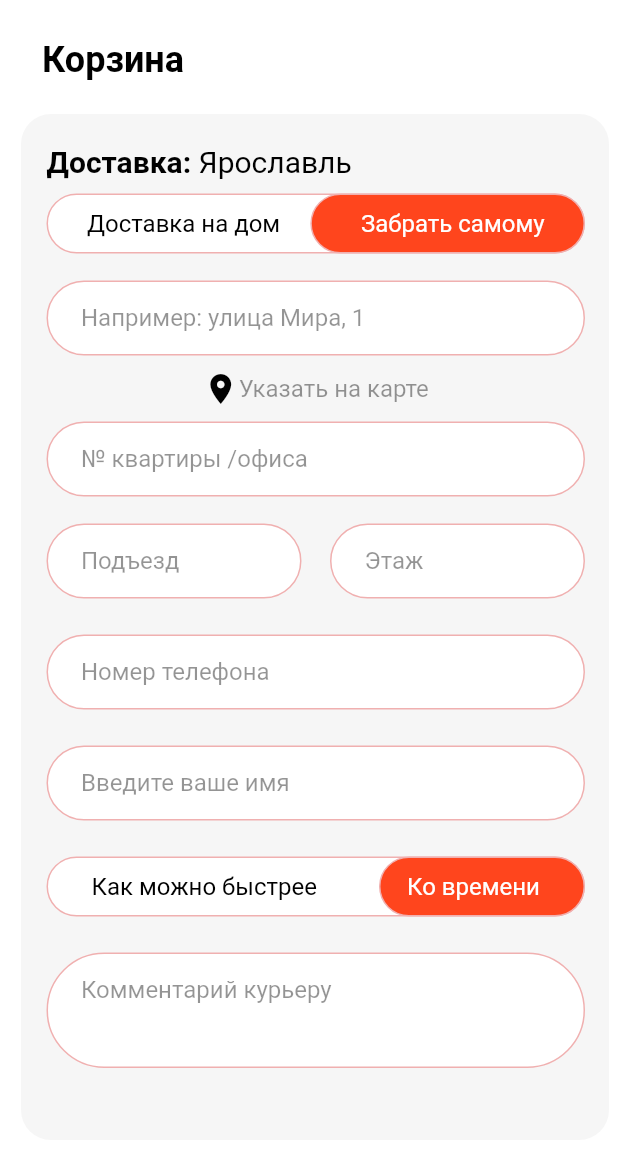
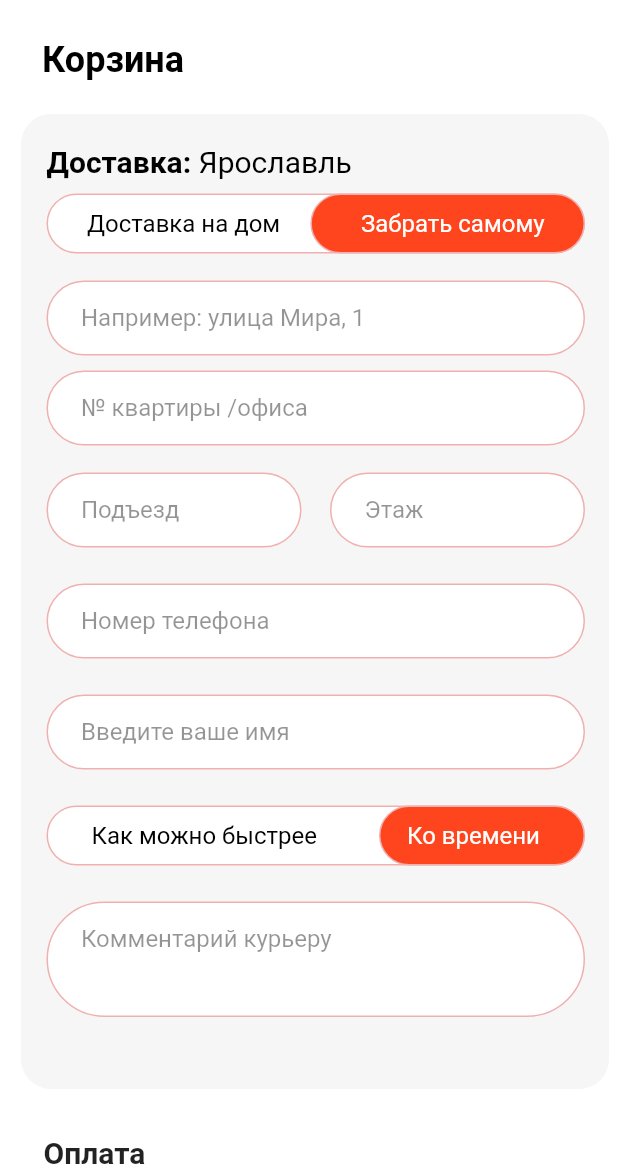
Before and after one commit to TagidickTagidick/nem_pho, a Flutter app: the CartPage screen opened directly with empty values, on a phone screen of 412 x 824 dp, the part 66-1236 px from its top. Run offline on Flutter 3.47's test engine with Material 2 defaults, Android fonts, the phone set to English and light mode, and no system bars; our stand-ins replace cached_network_image, firebase_core, firebase_database, shared_preferences, shimmer, video_player; accounts and stored records are empty.

Commit message:
remove map text

```diff
--- a/lib/ui/pages/cart_page.dart
+++ b/lib/ui/pages/cart_page.dart
@@ -434,19 +434,6 @@ class _CartPageState extends State<CartPage> {
                             textInputType: TextInputType.number,
                           ),
                           const SizedBox(height: 10),
-                          Row(
-                              mainAxisAlignment: MainAxisAlignment.center,
-                              children: [
-                                const Icon(Icons.location_on,
-                                    color: Color(0xff000000)),
-                                Text("Указать на карте",
-                                    style: TextStyle(
-                                        fontWeight: FontWeight.w400,
-                                        fontSize: 16,
-                                        color: const Color(0xff000000)
-                                            .withOpacity(0.42)))
-                              ]),
-                          const SizedBox(height: 10),
                           CustomTextField(
                             controller: apartmentController,
                             hintText: "№ квартиры /офиса",
```
Also changed, not shown: 1 other file.
